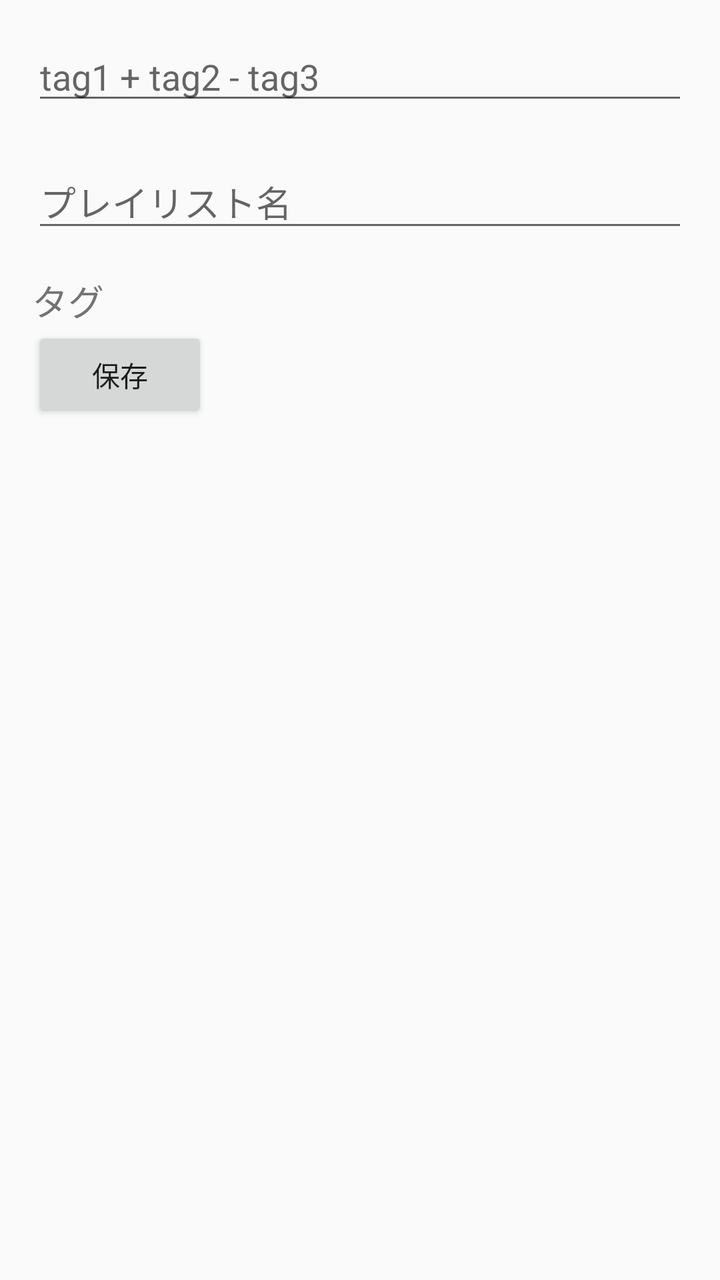
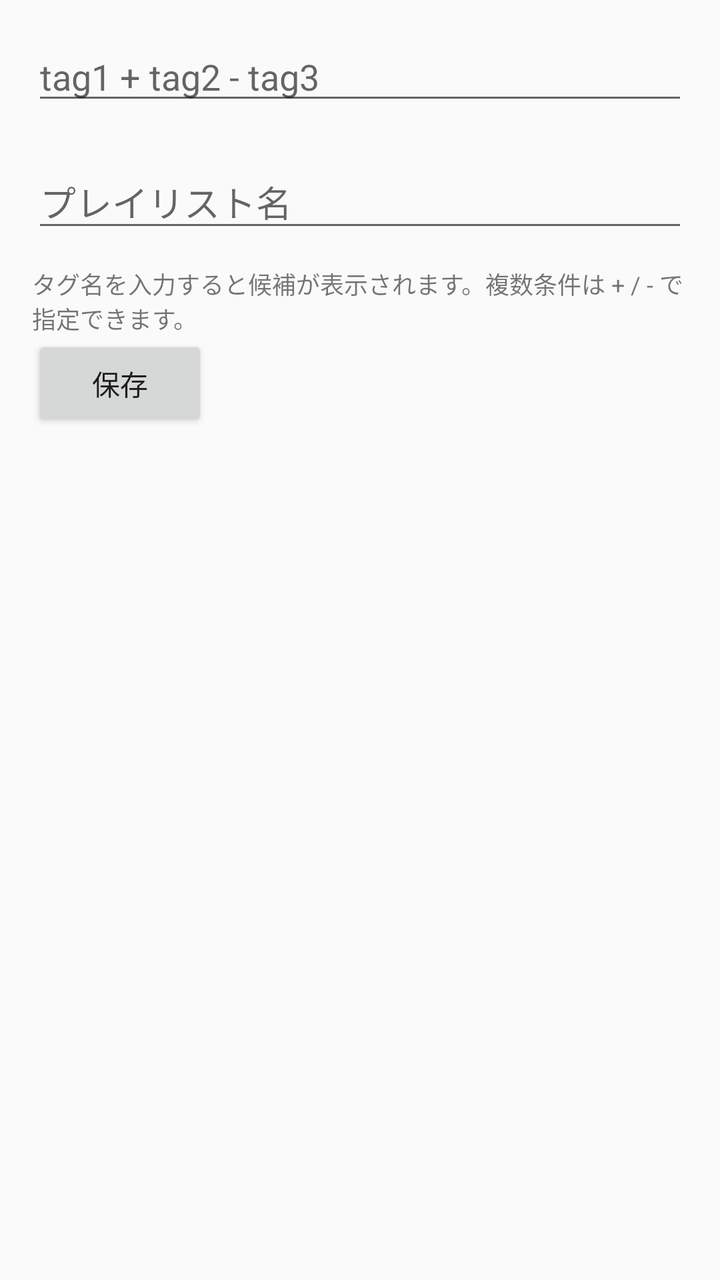

An Android layout rendered at two revisions. The XML below is the earlier revision; the diff shows what the commit changed to produce the second picture.
<!-- AndroidManifest.xml: application theme Theme.AppCompat.DayNight.DarkActionBar -->
<!-- res/layout/activity_create_playlist.xml -->
<?xml version="1.0" encoding="utf-8"?>
<ScrollView
    xmlns:android="http://schemas.android.com/apk/res/android"
    android:layout_width="match_parent"
    android:layout_height="match_parent">

    <LinearLayout
        android:orientation="vertical"
        android:padding="16dp"
        android:layout_width="match_parent"
        android:layout_height="wrap_content">

        <EditText
            android:id="@+id/expressionEdit"
            android:hint="tag1 + tag2 - tag3"
            android:layout_width="match_parent"
            android:layout_height="wrap_content"/>

        <TextView
            android:id="@+id/expressionStatus"
            android:layout_width="match_parent"
            android:layout_height="wrap_content"
            android:textSize="12sp"
            android:paddingTop="4dp"/>

        <EditText
            android:id="@+id/playlistName"
            android:hint="プレイリスト名"
            android:layout_width="match_parent"
            android:layout_height="wrap_content"/>

        <TextView
            android:text="タグ"
            android:textSize="18sp"
            android:paddingTop="16dp"
            android:layout_width="wrap_content"
            android:layout_height="wrap_content"/>

        <LinearLayout
            android:id="@+id/tagContainer"
            android:orientation="vertical"
            android:layout_width="match_parent"
            android:layout_height="wrap_content"/>

        <Button
            android:id="@+id/savePlaylist"
            android:text="保存"
            android:layout_width="wrap_content"
            android:layout_height="wrap_content"/>
    </LinearLayout>
</ScrollView>
<!-- resources referenced by this layout -->
<resources>

</resources>

<!-- the commit's change to res/layout/activity_create_playlist.xml (unified diff, before → after) -->
@@ -10,9 +10,12 @@
         android:layout_width="match_parent"
         android:layout_height="wrap_content">
 
-        <EditText
+        <AutoCompleteTextView
             android:id="@+id/expressionEdit"
             android:hint="tag1 + tag2 - tag3"
+            android:inputType="text"
+            android:singleLine="true"
+            android:completionThreshold="0"
             android:layout_width="match_parent"
             android:layout_height="wrap_content"/>
 
@@ -30,16 +33,10 @@
             android:layout_height="wrap_content"/>
 
         <TextView
-            android:text="タグ"
-            android:textSize="18sp"
-            android:paddingTop="16dp"
+            android:text="タグ名を入力すると候補が表示されます。複数条件は + / - で指定できます。"
+            android:textSize="12sp"
+            android:paddingTop="12dp"
             android:layout_width="wrap_content"
-            android:layout_height="wrap_content"/>
-
-        <LinearLayout
-            android:id="@+id/tagContainer"
-            android:orientation="vertical"
-            android:layout_width="match_parent"
             android:layout_height="wrap_content"/>
 
         <Button
